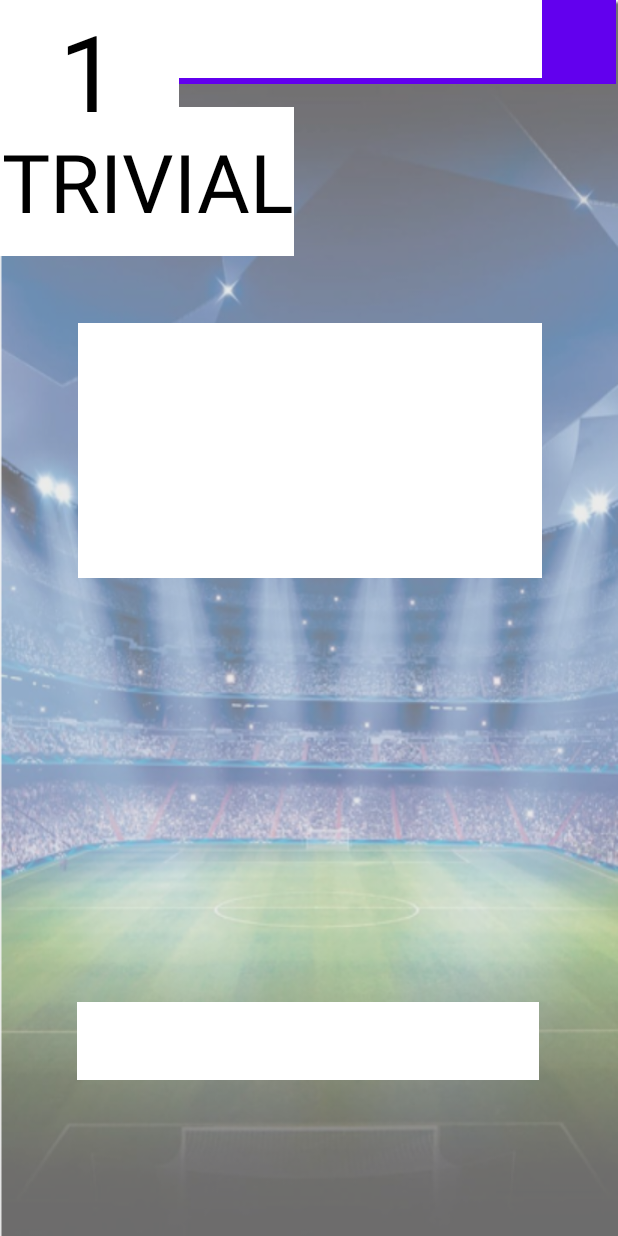
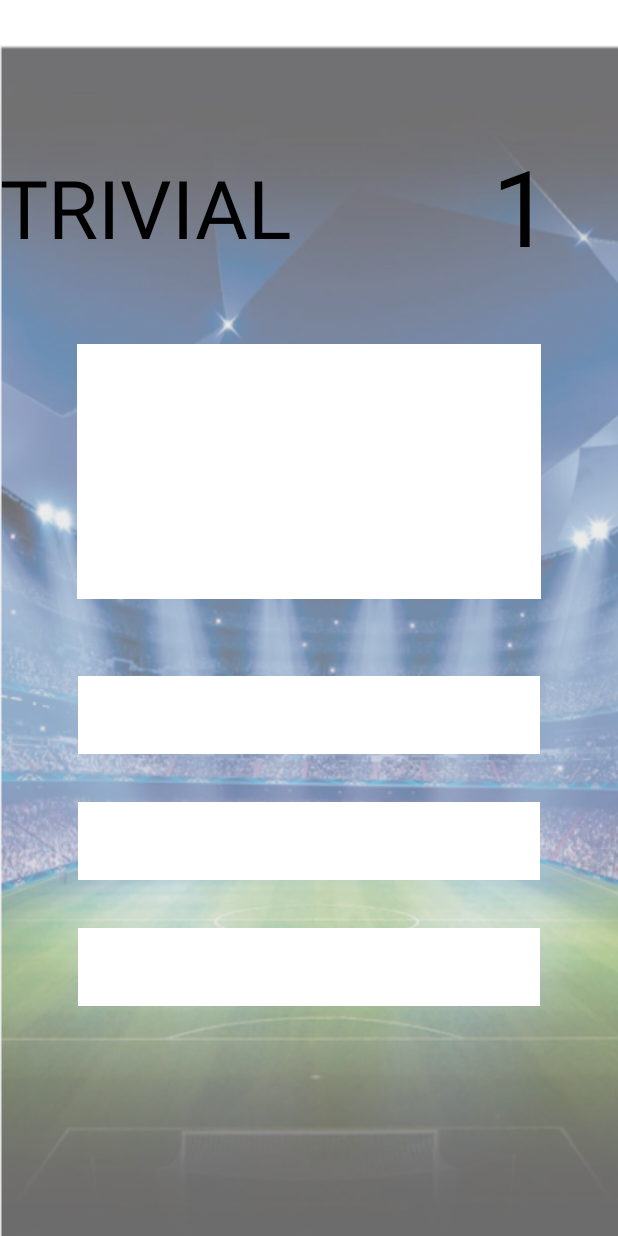
Before and after one commit to Manel0712/MasterFootball, an Android app: the layout trivial.xml on its own in the app's theme, with its tools: preview values and no code run, on a phone screen of 412 x 824 dp. Run offline under Robolectric (Android 15) with nearby library versions, the phone set to English and light mode, and no system bars.

Commit message:
intento a marge

```diff
--- a/app/src/main/res/layout/trivial.xml
+++ b/app/src/main/res/layout/trivial.xml
@@ -4,141 +4,128 @@
     xmlns:tools="http://schemas.android.com/tools"
     android:layout_width="match_parent"
     android:layout_height="match_parent"
+    android:layout_marginTop="30dp"
     android:background="@drawable/captura_de_pantalla_2025_01_10_104056">
 
     <androidx.constraintlayout.widget.ConstraintLayout
-        android:id="@+id/trivialQuestionsLayouts"
+        android:id="@+id/questionsLayout"
         android:layout_width="match_parent"
-        android:layout_height="match_parent"
-        android:visibility="visible"
-        app:layout_constraintBottom_toBottomOf="parent"
-        app:layout_constraintEnd_toEndOf="parent"
-        app:layout_constraintStart_toStartOf="parent"
-        app:layout_constraintTop_toTopOf="parent">
-
-        <androidx.appcompat.widget.Toolbar
-            android:id="@+id/toolbar"
-            android:layout_width="409dp"
-            android:layout_height="wrap_content"
-            android:background="?attr/colorPrimary"
-            android:minHeight="?attr/actionBarSize"
-            android:theme="?attr/actionBarTheme"
-            app:layout_constraintEnd_toEndOf="parent"
-            app:layout_constraintStart_toStartOf="parent"
-            tools:layout_editor_absoluteY="1dp" />
+        android:layout_height="match_parent">
 
         <TextView
             android:id="@+id/textView27"
             android:layout_width="196dp"
             android:layout_height="99dp"
-            android:layout_marginTop="15dp"
+            android:layout_marginTop="72dp"
             android:autoSizeTextType="uniform"
-            android:background="@color/white"
-            android:gravity="center"
             android:text="TRIVIAL"
             android:textColor="@color/black"
             app:layout_constraintStart_toStartOf="parent"
-            app:layout_constraintTop_toBottomOf="@+id/toolbar" />
+            app:layout_constraintTop_toTopOf="parent" />
 
         <TextView
             android:id="@+id/tvPreguntatrivial"
             android:layout_width="309dp"
             android:layout_height="170dp"
-            android:layout_marginTop="159dp"
+            android:layout_marginTop="28dp"
             android:autoSizeTextType="uniform"
             android:background="@color/white"
-            android:gravity="center"
             android:textColor="@color/black"
             app:layout_constraintEnd_toEndOf="parent"
-            app:layout_constraintHorizontal_bias="0.509"
             app:layout_constraintStart_toStartOf="parent"
-            app:layout_constraintTop_toBottomOf="@+id/toolbar" />
+            app:layout_constraintTop_toBottomOf="@+id/textView27" />
 
         <TextView
             android:id="@+id/trivialOpcio1"
             android:layout_width="308dp"
             android:layout_height="52dp"
+            android:layout_marginTop="51dp"
             android:autoSizeTextType="uniform"
             android:background="@color/white"
-            android:gravity="center"
-            android:onClick="opcio1"
             android:textColor="@color/black"
             app:layout_constraintEnd_toEndOf="parent"
             app:layout_constraintStart_toStartOf="parent"
-            tools:layout_editor_absoluteY="416dp" />
+            app:layout_constraintTop_toBottomOf="@+id/tvPreguntatrivial" />
 
         <TextView
             android:id="@+id/trivialOpcio2"
             android:layout_width="308dp"
             android:layout_height="52dp"
+            android:layout_marginTop="32dp"
             android:autoSizeTextType="uniform"
             android:background="@color/white"
-            android:gravity="center"
-            android:onClick="opcio2"
             android:textColor="@color/black"
             app:layout_constraintEnd_toEndOf="parent"
-            app:layout_constraintHorizontal_bias="0.514"
             app:layout_constraintStart_toStartOf="parent"
-            tools:layout_editor_absoluteY="495dp" />
+            app:layout_constraintTop_toBottomOf="@+id/trivialOpcio1" />
 
         <TextView
             android:id="@+id/trivialOpcio3"
             android:layout_width="308dp"
             android:layout_height="52dp"
-            android:layout_marginBottom="104dp"
+            android:layout_marginTop="32dp"
             android:autoSizeTextType="uniform"
             android:background="@color/white"
-            android:gravity="center"
-            android:onClick="opcio3"
             android:textColor="@color/black"
-            app:layout_constraintBottom_toBottomOf="parent"
             app:layout_constraintEnd_toEndOf="parent"
-            app:layout_constraintHorizontal_bias="0.495"
-            app:layout_constraintStart_toStartOf="parent" />
+            app:layout_constraintStart_toStartOf="parent"
+            app:layout_constraintTop_toBottomOf="@+id/trivialOpcio2" />
 
         <TextView
             android:id="@+id/tvNumTrivial"
             android:layout_width="119dp"
             android:layout_height="94dp"
+            android:layout_marginTop="60dp"
+            android:layout_marginEnd="4dp"
             android:autoSizeTextType="uniform"
-            android:background="@color/white"
             android:gravity="center"
             android:text="1"
             android:textColor="@color/black"
-            tools:layout_editor_absoluteX="291dp"
-            tools:layout_editor_absoluteY="77dp" />
+            app:layout_constraintEnd_toEndOf="parent"
+            app:layout_constraintTop_toTopOf="parent" />
     </androidx.constraintlayout.widget.ConstraintLayout>
 
     <androidx.constraintlayout.widget.ConstraintLayout
-        android:id="@+id/resultsTrivial"
-        android:layout_width="414dp"
-        android:layout_height="788dp"
-        android:visibility="gone"
-        tools:layout_editor_absoluteX="1dp"
-        tools:layout_editor_absoluteY="1dp">
+        android:id="@+id/reviewLayout"
+        android:layout_width="match_parent"
+        android:layout_height="match_parent"
+        android:visibility="gone">
 
-        <androidx.appcompat.widget.Toolbar
-            android:id="@+id/toolbar5"
-            android:layout_width="412dp"
-            android:layout_height="wrap_content"
-            android:background="?attr/colorPrimary"
-            android:minHeight="?attr/actionBarSize"
-            android:theme="?attr/actionBarTheme"
+        <TextView
+            android:id="@+id/textView28"
+            android:layout_width="344dp"
+            android:layout_height="51dp"
+            android:layout_marginTop="48dp"
+            android:autoSizeTextType="uniform"
+            android:text="Revisa tus respuestas"
+            android:textAlignment="center"
             app:layout_constraintEnd_toEndOf="parent"
+            app:layout_constraintHorizontal_bias="0.492"
             app:layout_constraintStart_toStartOf="parent"
-            tools:layout_editor_absoluteY="1dp" />
+            app:layout_constraintTop_toTopOf="parent" />
 
         <androidx.recyclerview.widget.RecyclerView
-            android:layout_width="411dp"
-            android:layout_height="671dp"
-            android:layout_marginTop="60dp"
+            android:id="@+id/yourAnswersList"
+            android:layout_width="369dp"
+            android:layout_height="523dp"
+            app:layout_constraintEnd_toEndOf="parent"
+            app:layout_constraintHorizontal_bias="0.407"
+            app:layout_constraintStart_toStartOf="parent"
+            app:layout_constraintTop_toBottomOf="@+id/textView28" />
+
+        <Button
+            android:id="@+id/btnEnviarRespostesQuiz2"
+            style="@style/Button_Background"
+            android:layout_width="141dp"
+            android:layout_height="67dp"
+            android:backgroundTint="@color/background"
+            android:onClick="acabarQuiz"
+            android:text="Acabar quiz"
             app:layout_constraintBottom_toBottomOf="parent"
             app:layout_constraintEnd_toEndOf="parent"
-            app:layout_constraintHorizontal_bias="0.333"
+            app:layout_constraintHorizontal_bias="0.501"
             app:layout_constraintStart_toStartOf="parent"
-            app:layout_constraintTop_toBottomOf="@+id/toolbar5"
-            app:layout_constraintVertical_bias="0.0" />
-
+            app:layout_constraintTop_toBottomOf="@+id/yourAnswersList" />
     </androidx.constraintlayout.widget.ConstraintLayout>
 
 </androidx.constraintlayout.widget.ConstraintLayout>
```
Also changed, not shown: app/src/main/java/com/example/masterfootball/adapters/trivialAdapter.kt (+12 -18 lines), app/src/main/java/com/example/masterfootball/trivial.kt (+48 -4 lines).
